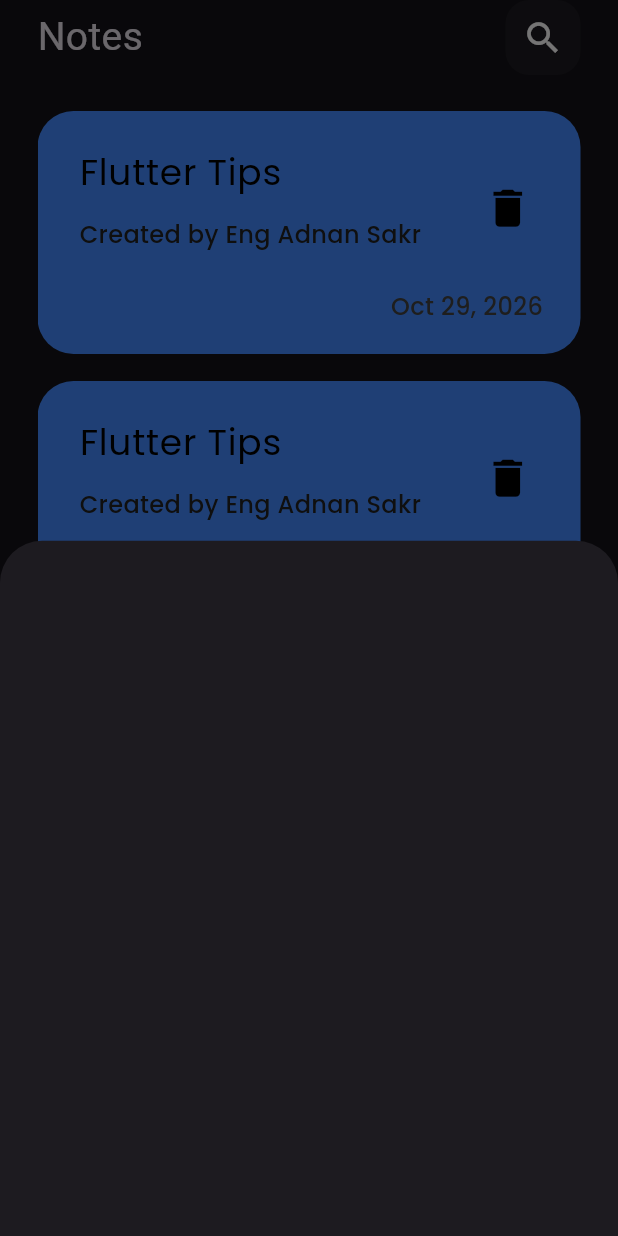
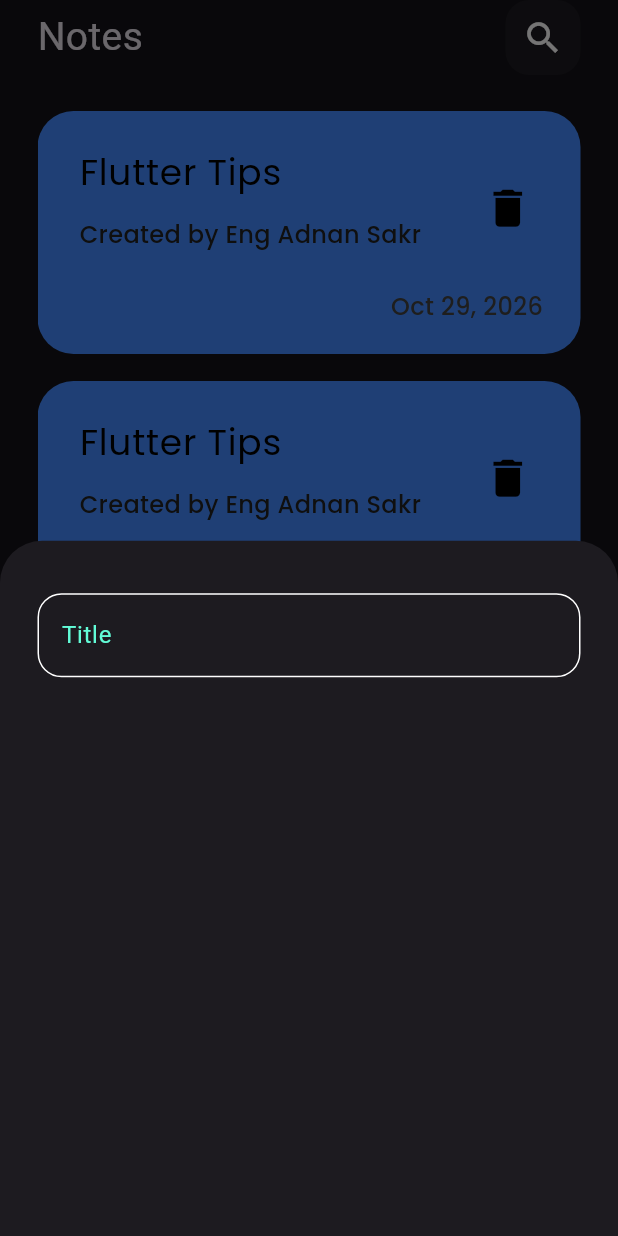
Before and after one commit to adnansakr593-beep/Notes-App, a Flutter app: the screen it shows after launch, after a tap on the "add" icon, on a phone screen of 412 x 824 dp. Run offline on Flutter 3.47's test engine with Material 3 defaults, Android fonts, the phone set to English and light mode, and no system bars; our stand-ins replace google_fonts.

Commit message:
add custom text field

```diff
--- /dev/null
+++ b/lib/helper/const.dart
@@ -0,0 +1,3 @@
+import 'package:flutter/material.dart';
+
+const Color primarycolor = Color(0xff62FCD7);
--- /dev/null
+++ b/lib/widgets/custom_text_field.dart
@@ -0,0 +1,34 @@
+import 'package:flutter/material.dart';
+import 'package:notes_app/helper/const.dart';
+
+class CustomTextField extends StatelessWidget {
+  const CustomTextField({super.key});
+
+  @override
+  Widget build(BuildContext context) {
+    return TextField
+    (
+      cursorColor: primarycolor,
+      decoration: InputDecoration
+      (
+        labelText: 'Title',
+        labelStyle: TextStyle(color: primarycolor),
+        border: build_border(),
+        enabledBorder: build_border(),
+        focusedBorder: build_border(Color:primarycolor)
+      ),
+    );
+  }
+
+  // ignore: non_constant_identifier_names, avoid_types_as_parameter_names
+  OutlineInputBorder build_border( {Color}) {
+    return OutlineInputBorder
+      (
+        borderRadius: BorderRadius.circular(16),
+        borderSide: BorderSide
+        (
+          color: Color ?? Colors.white
+        )
+      );
+  }
+}
--- a/lib/widgets/show_model_cheat.dart
+++ b/lib/widgets/show_model_cheat.dart
@@ -1,10 +1,21 @@
 import 'package:flutter/material.dart';
+import 'package:notes_app/widgets/custom_text_field.dart';
 
 class ShowModelCheat extends StatelessWidget {
   const ShowModelCheat({super.key});
 
   @override
   Widget build(BuildContext context) {
-    return  Container();
+    return  Padding(
+      padding: const EdgeInsets.symmetric(horizontal: 25.0),
+      child: Column(
+        children: [
+
+          SizedBox(height: 35,),
+
+          CustomTextField(),
+        ],
+      ),
+    );
   }
 }
```
